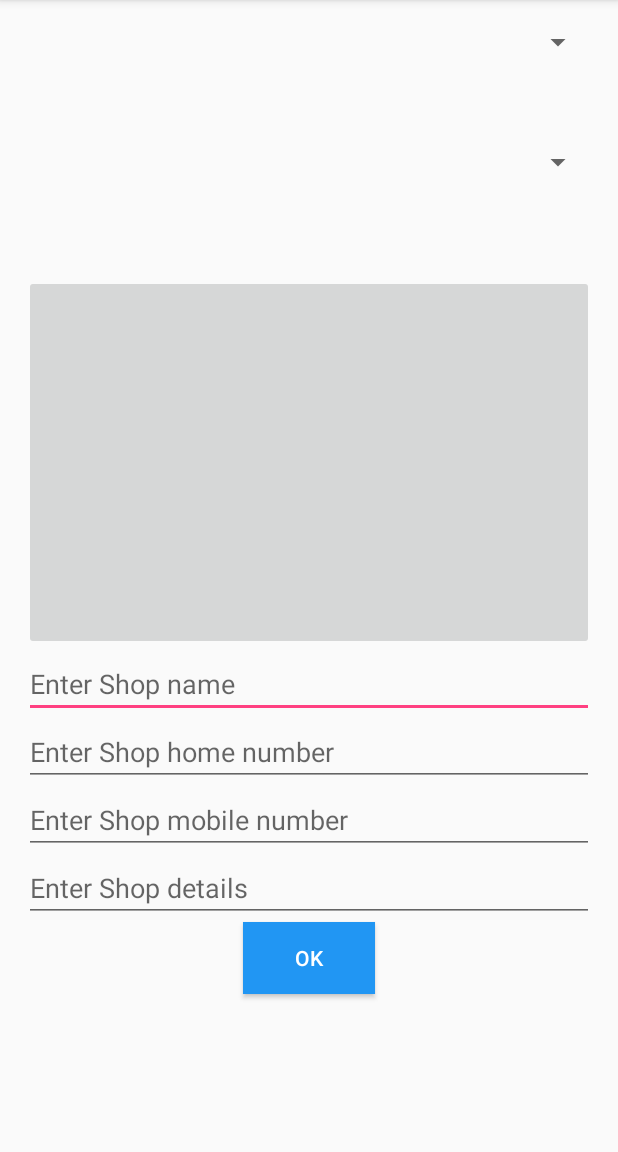
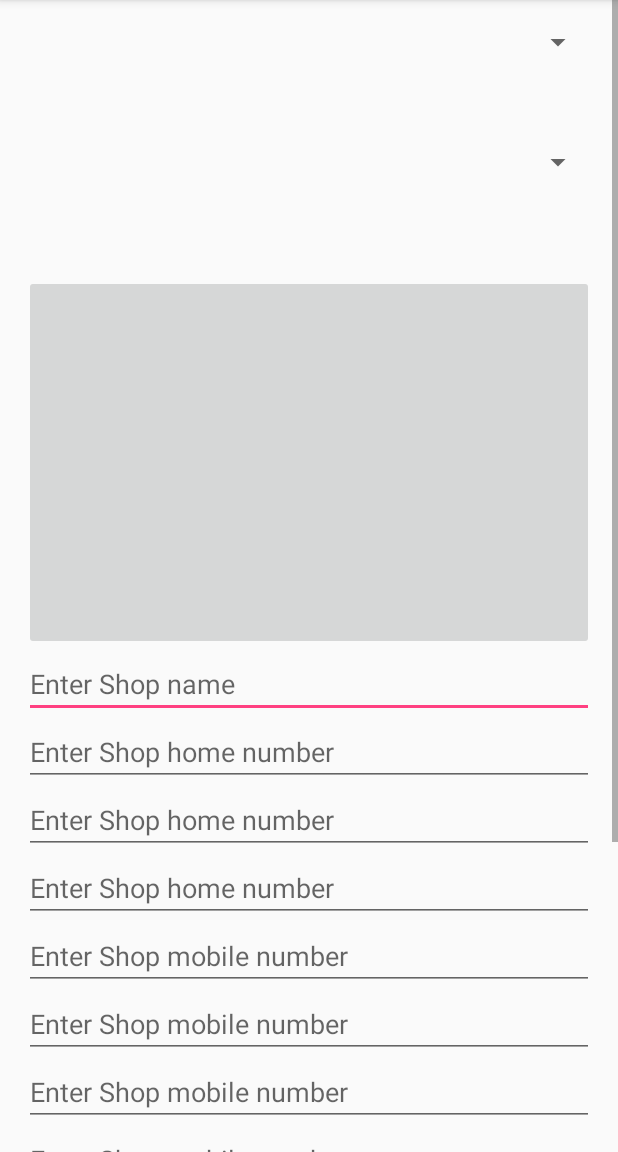
Before and after one commit to mahmoudelgamal1997/Admin, an Android app: the Shop screen opened directly, with no data from a screen before it, on a phone screen of 412 x 824 dp, the part 84-1236 px from its top. Run offline under Robolectric (Android 15) with nearby library versions, the phone set to English and light mode, and no system bars; our stand-ins replace Firebase (no records; nobody signed in at launch, a user with empty details on screens opened directly); libraries missing offline, so code that uses them is left out: com.firebase.client; 5 statements that could not run were skipped.

Commit message:
adding more number for shop

```diff
--- a/app/src/main/AndroidManifest.xml
+++ b/app/src/main/AndroidManifest.xml
@@ -11,7 +11,7 @@
         android:allowBackup="true"
         android:icon="@mipmap/ic_launcher"
         android:label="@string/app_name"
-        android:supportsRtl="true"
+        android:supportsRtl="false"
         android:theme="@style/AppTheme">
         <activity android:name=".MainActivity">
             <intent-filter>
--- a/app/src/main/java/com/example2017/android/admin/Shop.java
+++ b/app/src/main/java/com/example2017/android/admin/Shop.java
@@ -50,7 +50,7 @@ public class Shop extends AppCompatActivity {
     public static final int gallery=2;
     private Uri imageuri=null;
     ImageButton imageButton;
-    EditText editText_shop,editText_home,editText_mobile,editText_details;
+    EditText editText_shop,editText_home,editText_home2,editText_home3,editText_mobile,editText_mobile2,editText_mobile3,editText_mobile4,editText_details,facebook,Instgram,Twitter;
 
     @Override
     protected void onCreate(Bundle savedInstanceState) {
@@ -68,7 +68,18 @@ public class Shop extends AppCompatActivity {
 
         editText_shop=(EditText)findViewById(R.id.editText_shop);
         editText_mobile=(EditText)findViewById(R.id.editText_mobile);
+        editText_mobile2=(EditText)findViewById(R.id.editText_mobile2);
+        editText_mobile3=(EditText)findViewById(R.id.editText_mobile3);
+        editText_mobile4=(EditText)findViewById(R.id.editText_mobile4);
         editText_home=(EditText)findViewById(R.id.editText_home);
+        editText_home2=(EditText)findViewById(R.id.editText_home2);
+        editText_home3=(EditText)findViewById(R.id.editText_home3);
+        facebook=(EditText)findViewById(R.id.editText_facebook);
+        Instgram=(EditText)findViewById(R.id.editText_Instgram);
+        Twitter=(EditText)findViewById(R.id.editText_Twitter);
+
+
+
         editText_details=(EditText)findViewById(R.id.editText_details);
 
 
@@ -133,9 +144,23 @@ spinnerCatorgy.setAdapter(catorgyListAdapter);
                 post.child("catorgy_name").setValue(editText_shop.getText().toString());
                 post.child("catorgy_image").setValue(down.toString());
                 post.child("shop_details").setValue(editText_details.getText().toString().toLowerCase().trim());
-                post.child("shop_mobile").setValue(editText_mobile.getText().toString().toLowerCase().trim());
+
+
+                    post.child("shop_mobile").setValue(editText_mobile.getText().toString().toLowerCase().trim());
+
+                post.child("shop_mobile2").setValue(editText_mobile2.getText().toString().toLowerCase().trim());
+                post.child("shop_mobile3").setValue(editText_mobile3.getText().toString().toLowerCase().trim());
+                post.child("shop_mobile4").setValue(editText_mobile4.getText().toString().toLowerCase().trim());
+
+
                 post.child("shop_home").setValue(editText_home.getText().toString().toLowerCase().trim());
+                post.child("shop_home2").setValue(editText_home2.getText().toString().toLowerCase().trim());
+                post.child("shop_home3").setValue(editText_home3.getText().toString().toLowerCase().trim());
 
+
+                post.child("Facebook").setValue(facebook.getText().toString().toLowerCase().trim());
+                post.child("Instgram").setValue(Instgram.getText().toString().toLowerCase().trim());
+                post.child("Twitter").setValue(Twitter.getText().toString().toLowerCase().trim());
 
 
                 Toast.makeText(getApplicationContext(), "Post Succsesfull", Toast.LENGTH_LONG).show();
--- a/app/src/main/java/com/example2017/android/admin/person.java
+++ b/app/src/main/java/com/example2017/android/admin/person.java
@@ -22,7 +22,7 @@ import com.google.firebase.database.ValueEventListener;
 public class person extends AppCompatActivity {
     DatabaseReference UtilityFirebase;
     AlertDialog.Builder alert;
-    EditText p1,p2,p3,p4,p5,p6,code;
+    EditText p1,p2,p3,p4,p5,p6,code,adress;
     MediaPlayer mediaPlayer;
 
     @Override
@@ -45,6 +45,7 @@ public class person extends AppCompatActivity {
         p5=(EditText)findViewById(R.id.person5);
         p6=(EditText)findViewById(R.id.person6);
         code=(EditText)findViewById(R.id.code);
+        adress=(EditText)findViewById(R.id.person7);
 
 
 
@@ -62,7 +63,7 @@ public class person extends AppCompatActivity {
         p5.getText().clear();
         p6.getText().clear();
         code.getText().clear();
-
+        adress.getText().clear();
 
 
     }
@@ -85,7 +86,8 @@ public class person extends AppCompatActivity {
                                 p3.getText().toString().trim(),
                                 p4.getText().toString().trim(),
                                 p5.getText().toString().trim(),
-                                p6.getText().toString().trim()
+                                p6.getText().toString().trim(),
+                                adress.getText().toString().trim()
                                 );
 
 
@@ -131,7 +133,7 @@ public class person extends AppCompatActivity {
 
 
 
-     public void add_person_names(String code,String a1,String a2,String a3,String a4,String a5,String a6)
+     public void add_person_names(String code,String a1,String a2,String a3,String a4,String a5,String a6,String adress)
     {
 
 
@@ -141,6 +143,7 @@ public class person extends AppCompatActivity {
         UtilityFirebase.child(code).child("person4").setValue(a4);
         UtilityFirebase.child(code).child("person5").setValue(a5);
         UtilityFirebase.child(code).child("phone").setValue(a6);
+        UtilityFirebase.child(code).child("adress").setValue(adress);
 
 
 
--- a/app/src/main/res/layout/activity_delete.xml
+++ b/app/src/main/res/layout/activity_delete.xml
@@ -31,6 +31,8 @@
         android:layout_height="wrap_content"
         android:text="delete"
         android:onClick="okDelete"
+        android:textColor="#FFFFFF"
+        android:background="#2196F3"
         android:layout_below="@+id/spinner2"
         android:layout_centerHorizontal="true"
         android:layout_marginTop="81dp" />
--- a/app/src/main/res/layout/activity_person.xml
+++ b/app/src/main/res/layout/activity_person.xml
@@ -1,4 +1,9 @@
 <?xml version="1.0" encoding="utf-8"?>
+<ScrollView
+    android:layout_width="fill_parent"
+    android:layout_height="fill_parent"
+    xmlns:android="http://schemas.android.com/apk/res/android">
+
 <RelativeLayout xmlns:android="http://schemas.android.com/apk/res/android"
     xmlns:tools="http://schemas.android.com/tools"
     android:layout_width="match_parent"
@@ -92,6 +97,17 @@
         android:layout_alignRight="@+id/person4"
         android:layout_alignEnd="@+id/person4" />
 
+    <EditText
+        android:layout_width="wrap_content"
+        android:layout_height="wrap_content"
+        android:id="@+id/person7"
+        android:hint="adress"
+        android:layout_below="@+id/person6"
+        android:layout_marginBottom="10dp"
+        android:layout_alignParentLeft="true"
+        android:layout_alignParentStart="true"
+        android:layout_alignRight="@+id/person4"
+        android:layout_alignEnd="@+id/person4" />
     <Button
         android:layout_width="wrap_content"
         android:layout_height="wrap_content"
@@ -101,7 +117,7 @@
         android:onClick="clear"
         android:textColor="#FFFFFF"
         android:background="#2196F3"
-        android:layout_below="@+id/person6"
+        android:layout_below="@+id/person7"
         android:layout_alignParentLeft="true"
         android:layout_alignParentStart="true"
         android:layout_marginLeft="43dp"
@@ -121,3 +137,4 @@
         android:layout_marginRight="61dp"
         android:layout_marginEnd="61dp" />
 </RelativeLayout>
+</ScrollView>
--- a/app/src/main/res/layout/activity_shop.xml
+++ b/app/src/main/res/layout/activity_shop.xml
@@ -63,13 +63,101 @@
         android:layout_alignParentStart="true"
         android:layout_alignRight="@+id/imageButton"
         android:layout_alignEnd="@+id/imageButton" />
+
+    <EditText
+        android:layout_width="wrap_content"
+        android:layout_height="wrap_content"
+        android:id="@+id/editText_home2"
+        android:inputType="number"
+        android:hint="Enter Shop home number"
+        android:layout_below="@+id/editText_home"
+        android:layout_alignParentLeft="true"
+        android:layout_alignParentStart="true"
+        android:layout_alignRight="@+id/imageButton"
+        android:layout_alignEnd="@+id/imageButton" />
+
+    <EditText
+        android:layout_width="wrap_content"
+        android:layout_height="wrap_content"
+        android:id="@+id/editText_home3"
+        android:inputType="number"
+        android:hint="Enter Shop home number"
+        android:layout_below="@+id/editText_home2"
+        android:layout_alignParentLeft="true"
+        android:layout_alignParentStart="true"
+        android:layout_alignRight="@+id/imageButton"
+        android:layout_alignEnd="@+id/imageButton" />
     <EditText
         android:layout_width="wrap_content"
         android:layout_height="wrap_content"
         android:id="@+id/editText_mobile"
         android:hint="Enter Shop mobile number"
         android:inputType="number"
-        android:layout_below="@+id/editText_home"
+        android:layout_below="@+id/editText_home3"
+        android:layout_alignParentLeft="true"
+        android:layout_alignParentStart="true"
+        android:layout_alignRight="@+id/imageButton"
+        android:layout_alignEnd="@+id/imageButton" />
+
+    <EditText
+        android:layout_width="wrap_content"
+        android:layout_height="wrap_content"
+        android:id="@+id/editText_mobile2"
+        android:hint="Enter Shop mobile number"
+        android:layout_below="@+id/editText_mobile"
+        android:layout_alignParentLeft="true"
+        android:layout_alignParentStart="true"
+        android:layout_alignRight="@+id/imageButton"
+        android:layout_alignEnd="@+id/imageButton" />
+    <EditText
+        android:layout_width="wrap_content"
+        android:layout_height="wrap_content"
+        android:id="@+id/editText_mobile3"
+        android:hint="Enter Shop mobile number"
+        android:layout_below="@+id/editText_mobile2"
+        android:layout_alignParentLeft="true"
+        android:layout_alignParentStart="true"
+        android:layout_alignRight="@+id/imageButton"
+        android:layout_alignEnd="@+id/imageButton" />
+    <EditText
+        android:layout_width="wrap_content"
+        android:layout_height="wrap_content"
+        android:id="@+id/editText_mobile4"
+        android:hint="Enter Shop mobile number"
+        android:layout_below="@+id/editText_mobile3"
+        android:layout_alignParentLeft="true"
+        android:layout_alignParentStart="true"
+        android:layout_alignRight="@+id/imageButton"
+        android:layout_alignEnd="@+id/imageButton" />
+
+    <EditText
+        android:layout_width="wrap_content"
+        android:layout_height="wrap_content"
+        android:id="@+id/editText_facebook"
+        android:hint="Enter Shop Facebook"
+        android:layout_below="@+id/editText_mobile4"
+        android:layout_alignParentLeft="true"
+        android:layout_alignParentStart="true"
+        android:layout_alignRight="@+id/imageButton"
+        android:layout_alignEnd="@+id/imageButton" />
+
+    <EditText
+        android:layout_width="wrap_content"
+        android:layout_height="wrap_content"
+        android:id="@+id/editText_Instgram"
+        android:hint="Enter Shop Instgram"
+        android:layout_below="@+id/editText_facebook"
+        android:layout_alignParentLeft="true"
+        android:layout_alignParentStart="true"
+        android:layout_alignRight="@+id/imageButton"
+        android:layout_alignEnd="@+id/imageButton" />
+
+    <EditText
+        android:layout_width="wrap_content"
+        android:layout_height="wrap_content"
+        android:id="@+id/editText_Twitter"
+        android:hint="Enter Shop Twitter"
+        android:layout_below="@+id/editText_Instgram"
         android:layout_alignParentLeft="true"
         android:layout_alignParentStart="true"
         android:layout_alignRight="@+id/imageButton"
@@ -79,19 +167,20 @@
         android:layout_height="wrap_content"
         android:id="@+id/editText_details"
         android:hint="Enter Shop details"
-        android:layout_below="@+id/editText_mobile"
+        android:layout_below="@+id/editText_Twitter"
         android:layout_alignParentLeft="true"
         android:layout_alignParentStart="true"
         android:layout_alignRight="@+id/imageButton"
         android:layout_alignEnd="@+id/imageButton" />
-
     <Button
         android:layout_width="wrap_content"
         android:layout_height="wrap_content"
         android:text="ok"
+        android:textSize="20dp"
         android:id="@+id/button10"
         android:onClick="upload"
         android:textColor="#FFFFFF"
+        android:layout_marginTop="10dp"
         android:background="#2196F3"
         android:layout_below="@+id/editText_details"
         android:layout_centerHorizontal="true" />
```
